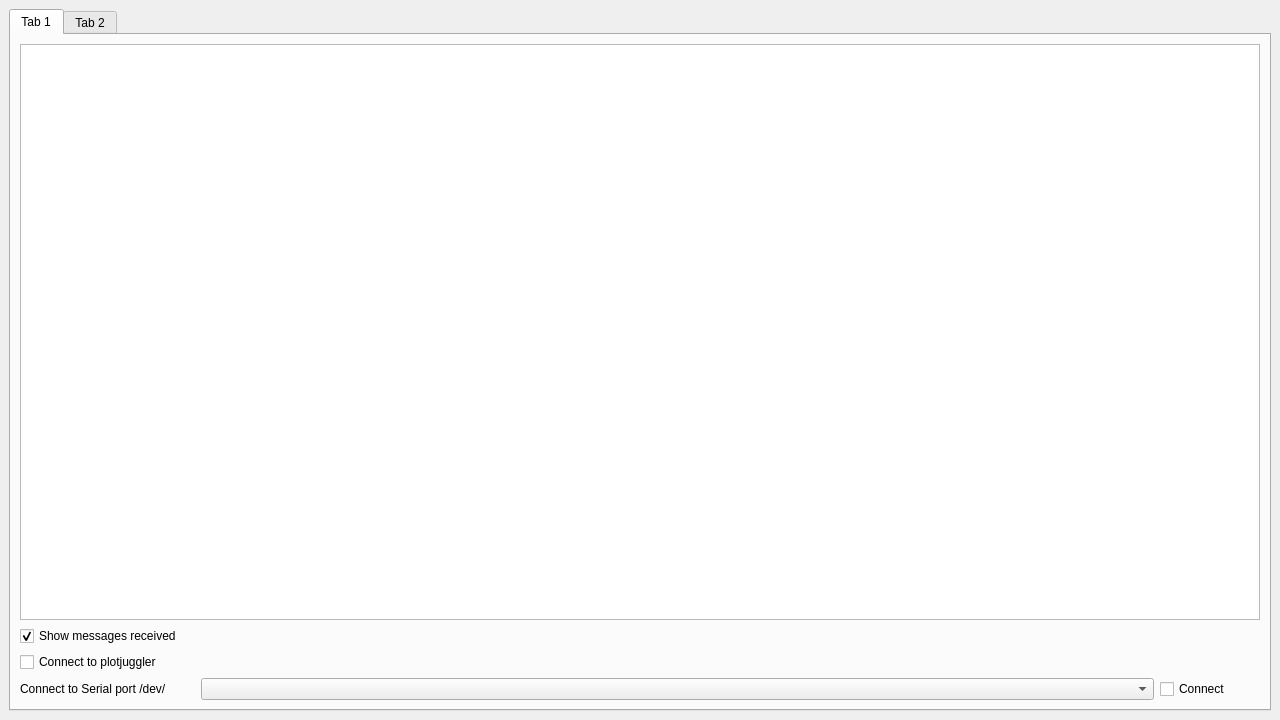
Old version of the form Interface/Interface/scdtr_interface.ui in the repository andre-rebelo-teixeira/SCDRT.
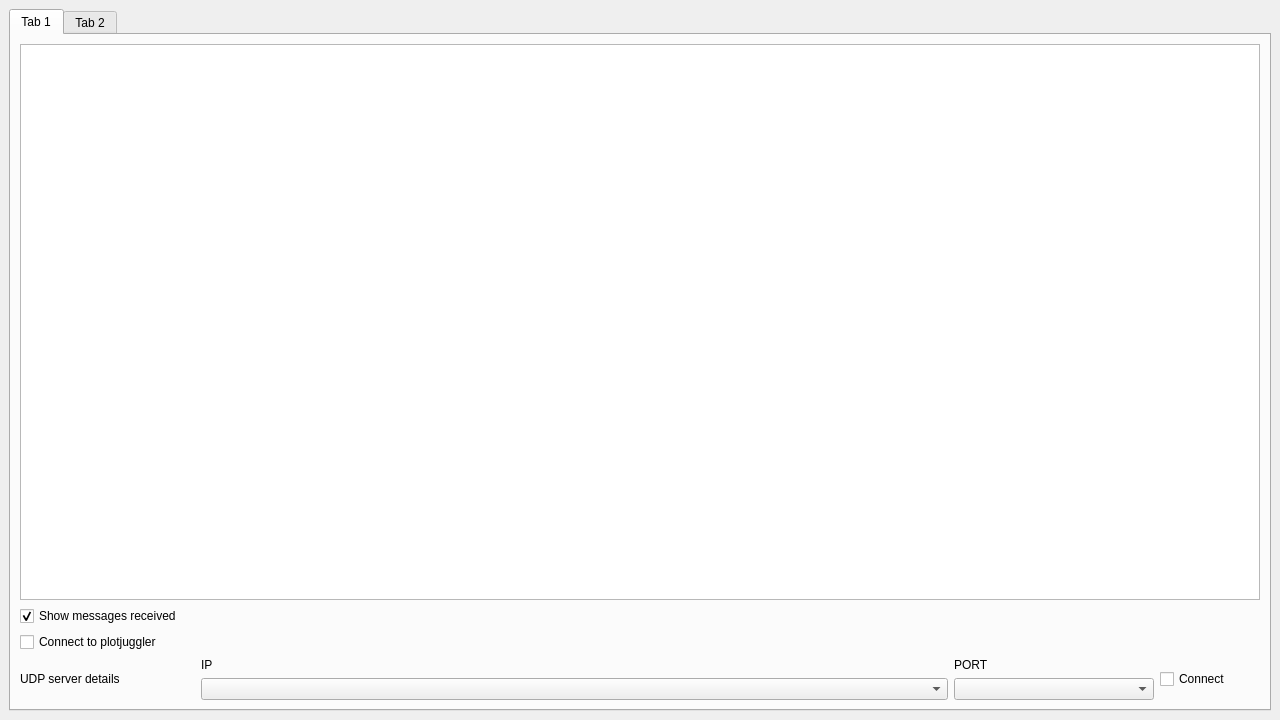
New version of the form.

Commit message: feat(Interface): Part 2 interface

Patch:
```diff
--- a/Interface/Interface/scdtr_interface.ui
+++ b/Interface/Interface/scdtr_interface.ui
@@ -82,12 +82,40 @@
                </size>
               </property>
               <property name="text">
-               <string>Connect to Serial port /dev/</string>
+               <string>UDP server details</string>
               </property>
              </widget>
             </item>
             <item>
-             <widget class="QComboBox" name="serial_input"/>
+             <layout class="QGridLayout" name="gridLayout_4">
+              <item row="1" column="0">
+               <widget class="QComboBox" name="udp_server_ip_combo"/>
+              </item>
+              <item row="1" column="1">
+               <widget class="QComboBox" name="udp_server_port_combo">
+                <property name="maximumSize">
+                 <size>
+                  <width>200</width>
+                  <height>16777215</height>
+                 </size>
+                </property>
+               </widget>
+              </item>
+              <item row="0" column="0">
+               <widget class="QLabel" name="udp_server_ip_label">
+                <property name="text">
+                 <string>IP</string>
+                </property>
+               </widget>
+              </item>
+              <item row="0" column="1">
+               <widget class="QLabel" name="udp_server_port">
+                <property name="text">
+                 <string>PORT</string>
+                </property>
+               </widget>
+              </item>
+             </layout>
             </item>
             <item>
              <widget class="QCheckBox" name="serial_port_connect">
```
Left out of the diff: 8 changed lines with no effect on the pictures. The commit also changes 4 other files.
